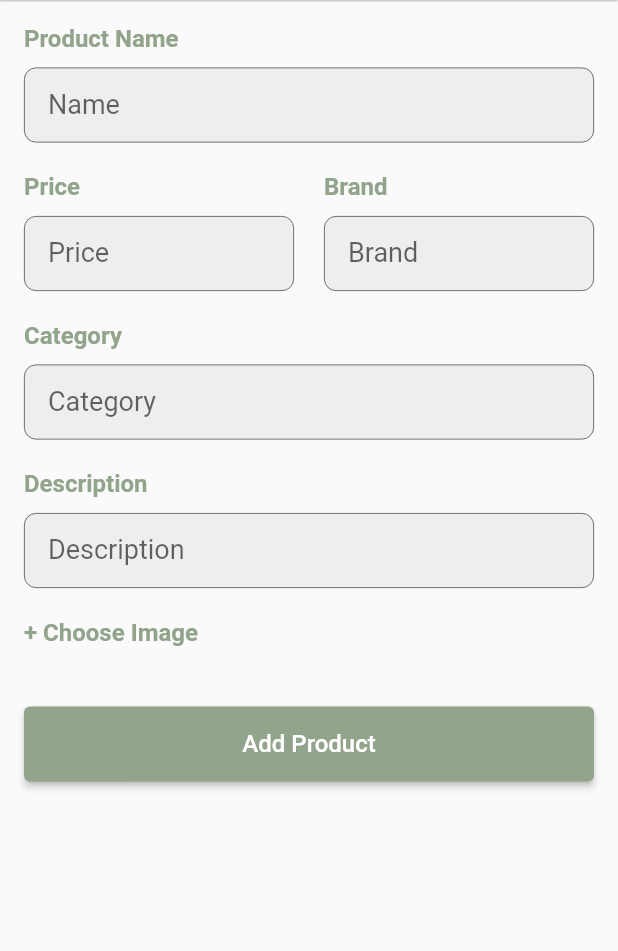
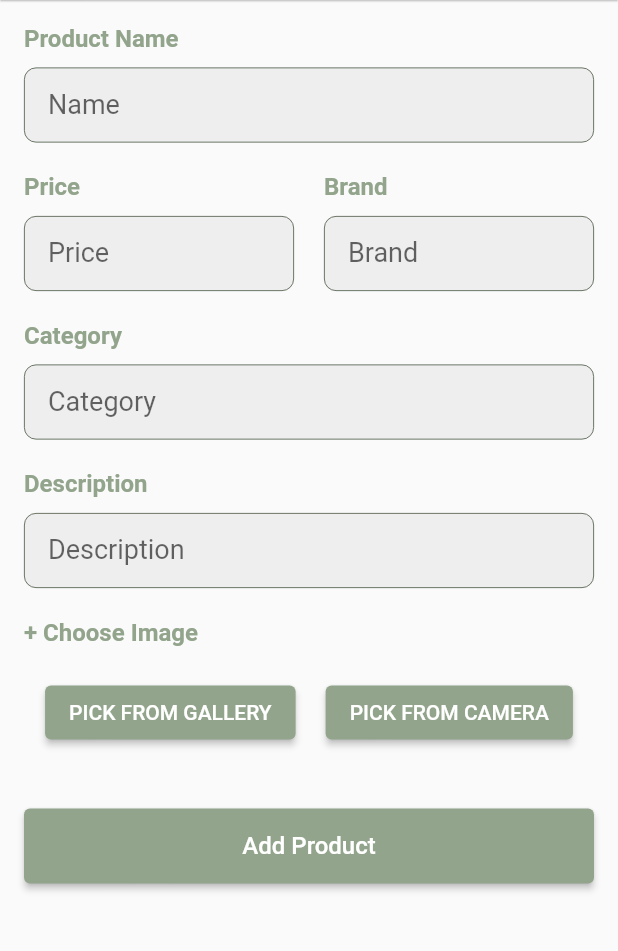
Before and after one commit to LuluahAld/project-marketo, a Flutter app: the AddProduct screen opened directly, on a phone screen of 412 x 824 dp, the part 84-1035 px from its top. Run offline on Flutter 3.47's test engine with Material 2 defaults, Android fonts, the phone set to English and light mode, and no system bars; our stand-ins replace firebase_core, image_picker, smooth_page_indicator; missing offline and left inert: bottom_picker; accounts and stored records are empty; statements that could not run were skipped.

Commit message:
merge branch imgpicker

```diff
--- a/lib/pages/seller/Sbotton.dart
+++ b/lib/pages/seller/Sbotton.dart
@@ -1,5 +1,4 @@
 import 'package:flutter/material.dart';
-import 'package:project_teamd/pages/seller/Shome.dart';
 import 'package:project_teamd/pages/seller/seller_add_product.dart';
 
 class Sbutton extends StatelessWidget {
@@ -20,7 +19,7 @@ class Sbutton extends StatelessWidget {
           Navigator.push(context, MaterialPageRoute(builder: (context) => const AddProduct()));
         }
         if (NavChoice == 2) {
-          Navigator.push(context, MaterialPageRoute(builder: (context) => const SHome()));
+          Navigator.pop(context);
         }
       },
       child: Text(
--- a/lib/pages/seller/seller_add_product.dart
+++ b/lib/pages/seller/seller_add_product.dart
@@ -1,13 +1,22 @@
+import 'dart:io';
+
 import 'package:flutter/material.dart';
+import 'package:image_picker/image_picker.dart';
 import 'package:project_teamd/components/appText/m_text.dart';
 import 'package:project_teamd/components/logo.dart';
 import 'package:project_teamd/components/textfields/textfield_m.dart';
 import 'package:project_teamd/constants/color_pallete.dart';
 import 'package:project_teamd/pages/seller/Sbotton.dart';
 
-class AddProduct extends StatelessWidget {
+class AddProduct extends StatefulWidget {
   const AddProduct({super.key});
 
+  @override
+  State<AddProduct> createState() => _AddProductState();
+}
+
+class _AddProductState extends State<AddProduct> {
+  File? imageFile;
   @override
   Widget build(BuildContext context) {
     return Scaffold(
@@ -16,7 +25,7 @@ class AddProduct extends StatelessWidget {
         centerTitle: true,
         backgroundColor: greyLight,
         leading: const BackButton(
-            color: Colors.black, // <-- SEE HERE
+          color: Colors.black,
         ),
         title: const Logo(
           size: 200,
@@ -98,6 +107,39 @@ class AddProduct extends StatelessWidget {
             '+ Choose Image',
             style: TextStyle(color: lightgreen, fontSize: 16, fontWeight: FontWeight.bold),
           ),
+          const SizedBox(height: 20),
+          Container(
+            child: imageFile == null
+                ? Container(
+                    alignment: Alignment.center,
+                    child: Row(
+                      mainAxisAlignment: MainAxisAlignment.center,
+                      children: <Widget>[
+                        ElevatedButton(
+                          style: ElevatedButton.styleFrom(backgroundColor: lightgreen),
+                          onPressed: () {
+                            _getFromGallery();
+                          },
+                          child: const Text("PICK FROM GALLERY"),
+                        ),
+                        const SizedBox(
+                          width: 20,
+                        ),
+                        ElevatedButton(
+                          style: ElevatedButton.styleFrom(backgroundColor: lightgreen),
+                          onPressed: () {
+                            _getFromCamera();
+                          },
+                          child: const Text("PICK FROM CAMERA"),
+                        )
+                      ],
+                    ),
+                  )
+                : Image.asset(
+                    imageFile!.path,
+                    fit: BoxFit.cover,
+                  ),
+          ),
           const SizedBox(
             height: 40,
           ),
@@ -105,8 +147,40 @@ class AddProduct extends StatelessWidget {
             color: lightgreen,
             text: 'Add Product',
             NavChoice: 2,
-            )
+          ),
+          const SizedBox(
+            height: 40,
+          ),
         ],
-        ));
+      ),
+    );
+  }
+
+  _getFromCamera() async {
+    XFile? pickedFile = await ImagePicker().pickImage(
+      source: ImageSource.camera,
+      maxWidth: 1800,
+      maxHeight: 1800,
+    );
+    if (pickedFile != null) {
+      setState(() {
+        imageFile = File(pickedFile.path);
+      });
     }
   }
+
+  _getFromGallery() async {
+    XFile? pickedFile = await ImagePicker().pickImage(
+      source: ImageSource.gallery,
+      maxWidth: 1800,
+      maxHeight: 1800,
+    );
+    if (pickedFile != null) {
+      setState(
+        () {
+          imageFile = File(pickedFile.path);
+        },
+      );
+    }
+  }
+}
```
Also changed, not shown: 1 other file. Lines whose indentation alone changed are shown as unchanged.
